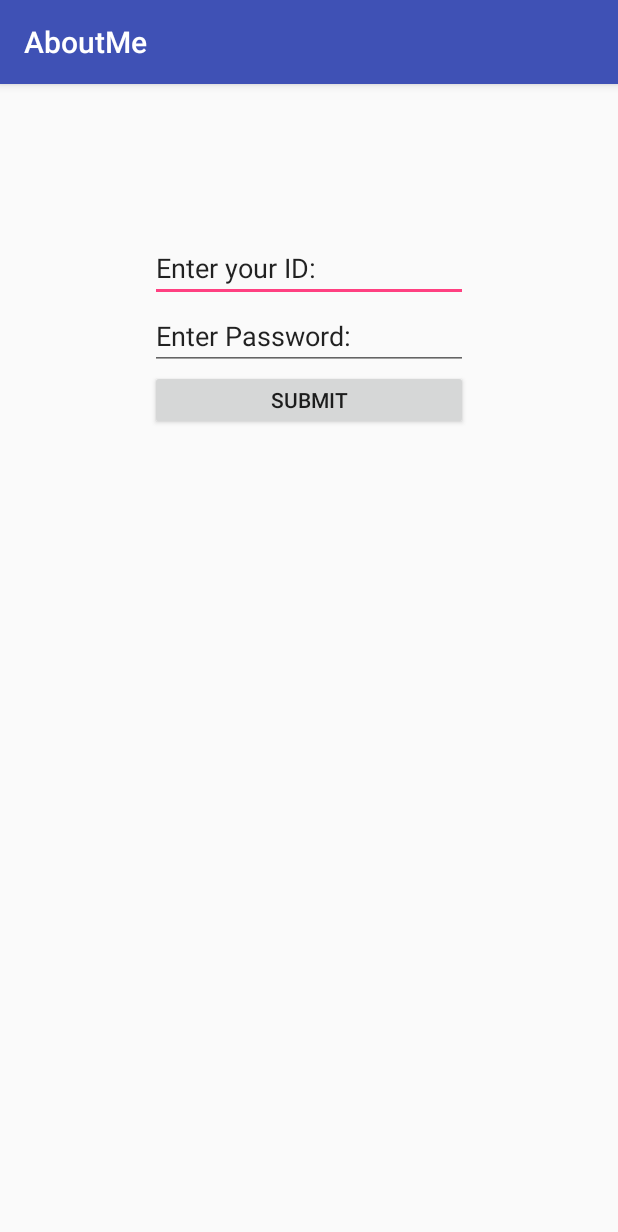
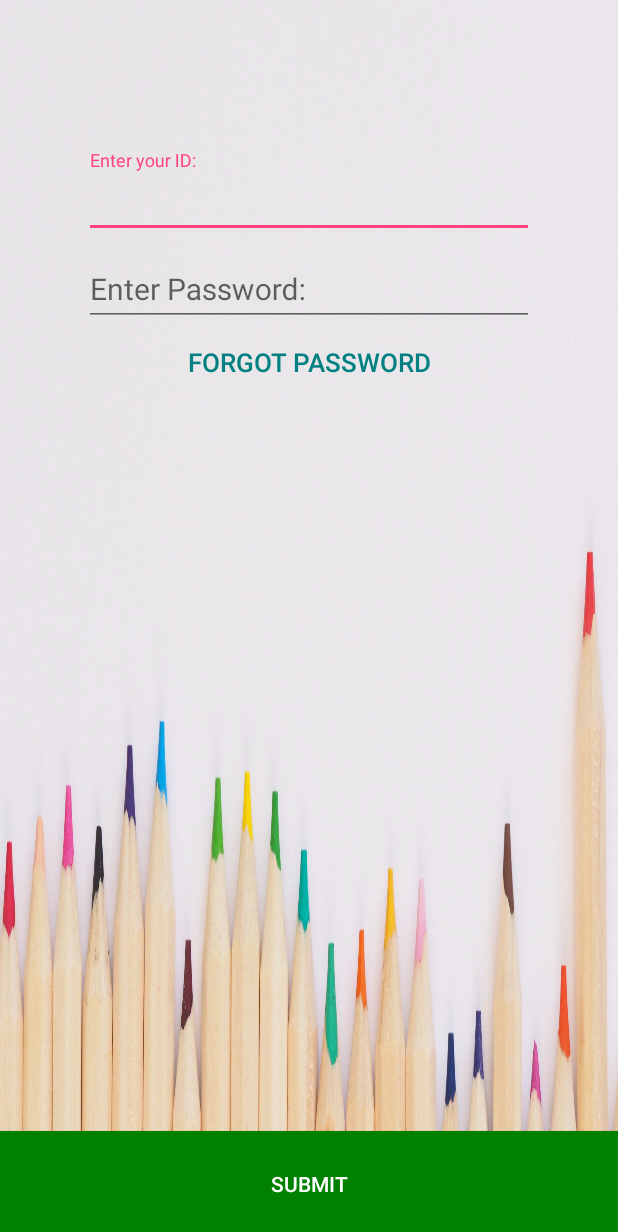
Before and after one commit to yawalkaraniket/AboutMe, an Android app: the SignIn screen opened directly, with no data from a screen before it, on a phone screen of 412 x 824 dp. Shown: the top 1232 px of the screen. Run offline under Robolectric (Android 15) with nearby library versions, the phone set to English and light mode, and no system bars.

Commit message:
Commit: 04/06/2018

```diff
--- a/app/src/main/java/com/aboutme/avenjr/aboutme/main/activity/SignIn.java
+++ b/app/src/main/java/com/aboutme/avenjr/aboutme/main/activity/SignIn.java
@@ -34,22 +34,13 @@ public class SignIn extends AppCompatActivity {
         final EditText userPassword = findViewById(R.id.request_user_password);
         Button buttonSubmit = findViewById(R.id.submit_button);
 
-        userId.setOnTouchListener(new View.OnTouchListener() {
+        userId.setOnClickListener(new View.OnClickListener() {
             @Override
-            public boolean onTouch(View v, MotionEvent event) {
-                if(touchCount==0) {
-                    userId.setText("");
-                    touchCount++;
-                }
-                return true;
+            public void onClick(View v) {
+                userId.setText("");
             }
         });
-//        userId.setOnClickListener(new View.OnClickListener() {
-//            @Override
-//            public void onClick(View v) {
-//                userId.setText("");
-//            }
-//        });
+
         userPassword.setOnClickListener(new View.OnClickListener() {
             @Override
             public void onClick(View v) {
--- a/app/src/main/res/layout/activity_sign_in.xml
+++ b/app/src/main/res/layout/activity_sign_in.xml
@@ -1,33 +1,74 @@
 <?xml version="1.0" encoding="utf-8"?>
-<android.support.constraint.ConstraintLayout xmlns:android="http://schemas.android.com/apk/res/android"
-    xmlns:app="http://schemas.android.com/apk/res-auto"
+<RelativeLayout xmlns:android="http://schemas.android.com/apk/res/android"
     xmlns:tools="http://schemas.android.com/tools"
     android:layout_width="match_parent"
     android:layout_height="match_parent"
-    tools:context="com.aboutme.avenjr.aboutme.main.activity.SignIn">
+    tools:context="com.aboutme.avenjr.aboutme.main.activity.SignIn"
+    >
+
+    <!--downloaded from unsplash.com-->
+    <ImageView
+        android:layout_width="match_parent"
+        android:layout_height="match_parent"
+        android:background="@drawable/sign_in_new"
+        />
+    <RelativeLayout
+        android:layout_width="match_parent"
+        android:layout_height="match_parent"
+        android:gravity="bottom"
+        android:orientation="vertical"
+        android:clickable="true">
+
+    <Button
+        android:id="@+id/submit_button"
+        android:layout_width="match_parent"
+        android:layout_height="70dp"
+        android:background="@color/green"
+        android:text="@string/submit_button"
+        android:textColor="@color/white"
+        android:layout_below="@+id/have_an_account_button"/>
+    </RelativeLayout>
+
     <LinearLayout
         android:layout_width="match_parent"
         android:layout_height="match_parent"
-        android:padding="100dp"
+        android:paddingTop="100dp"
+        android:id="@+id/input_credentials"
         android:orientation="vertical"
         android:gravity="center_horizontal">
-        <EditText
-            android:layout_width="match_parent"
+        <android.support.design.widget.TextInputLayout
+            android:layout_width="300dp"
             android:layout_height="wrap_content"
-            android:text="@string/request_user_id"
-            android:id="@+id/request_user_id"/>
-        <EditText
-            android:layout_width="match_parent"
+            android:id="@+id/username_wrapper">
+            <EditText
+                android:layout_width="300dp"
+                android:layout_height="wrap_content"
+                android:hint="@string/request_user_id"
+                android:id="@+id/request_user_id"
+                android:textSize="20dp"/>
+        </android.support.design.widget.TextInputLayout>
+
+        <android.support.design.widget.TextInputLayout
+            android:layout_width="300dp"
             android:layout_height="wrap_content"
-            android:text="@string/request_user_password"
-            android:id="@+id/request_user_password"
+            android:id="@+id/password_wrapper">
+            <EditText
+                android:layout_width="300dp"
+                android:layout_height="wrap_content"
+                android:hint="@string/request_user_password"
+                android:id="@+id/request_user_password"
+                android:textSize="20dp"
+                style="@style/Widget.AppCompat.EditText" />
+        </android.support.design.widget.TextInputLayout>
+        <Button
+            android:layout_width="300dp"
+            android:layout_height="wrap_content"
+            android:id="@+id/forgot_password"
+            android:text="@string/forgot_password"
+            android:layout_gravity="center"
+            style="@style/Widget.AppCompat.Button.Borderless.Colored"
+            android:textColor="@color/blue"
+            android:textSize="17dp"
             />
-        <Button
-            android:layout_width="match_parent"
-            android:layout_height="40dp"
-            android:id="@+id/submit_button"
-            android:text="@string/submit_button"
-            android:layout_gravity="center"/>
     </LinearLayout>
-
-</android.support.constraint.ConstraintLayout>
+</RelativeLayout>
--- a/app/src/main/res/values/colors.xml
+++ b/app/src/main/res/values/colors.xml
@@ -6,4 +6,5 @@
     <color name="white">#ffffff</color>
     <color name="green">#008000</color>
     <color name="blue">	#008080</color>
+    <color name="red">#ff0000</color>
 </resources>
--- a/app/src/main/res/values/strings.xml
+++ b/app/src/main/res/values/strings.xml
@@ -7,4 +7,5 @@
     <string name="sign_in_with_facebook">CONTINUE WITH FACEBOOK</string>
     <string name="continue_with_mail">CONTINUE WITH MAIL</string>
     <string name="title_activity_home_screen">HomeScreen</string>
+    <string name="forgot_password">FORGOT PASSWORD</string>
 </resources>
--- a/app/src/main/res/values/styles.xml
+++ b/app/src/main/res/values/styles.xml
@@ -1,7 +1,7 @@
 <resources>
 
     <!-- Base application theme. -->
-    <style name="AppTheme" parent="Theme.AppCompat.Light.DarkActionBar">
+    <style name="AppTheme" parent="Theme.AppCompat.Light.NoActionBar">
         <!-- Customize your theme here. -->
         <item name="colorPrimary">@color/colorPrimary</item>
         <item name="colorPrimaryDark">@color/colorPrimaryDark</item>
```
Also changed, not shown: app/src/main/res/layout/activity_sign_up.xml (+63 -4 lines), app/src/main/res/drawable-xxxhdpi/sign_in_new.jpg (added), 1 other file.
